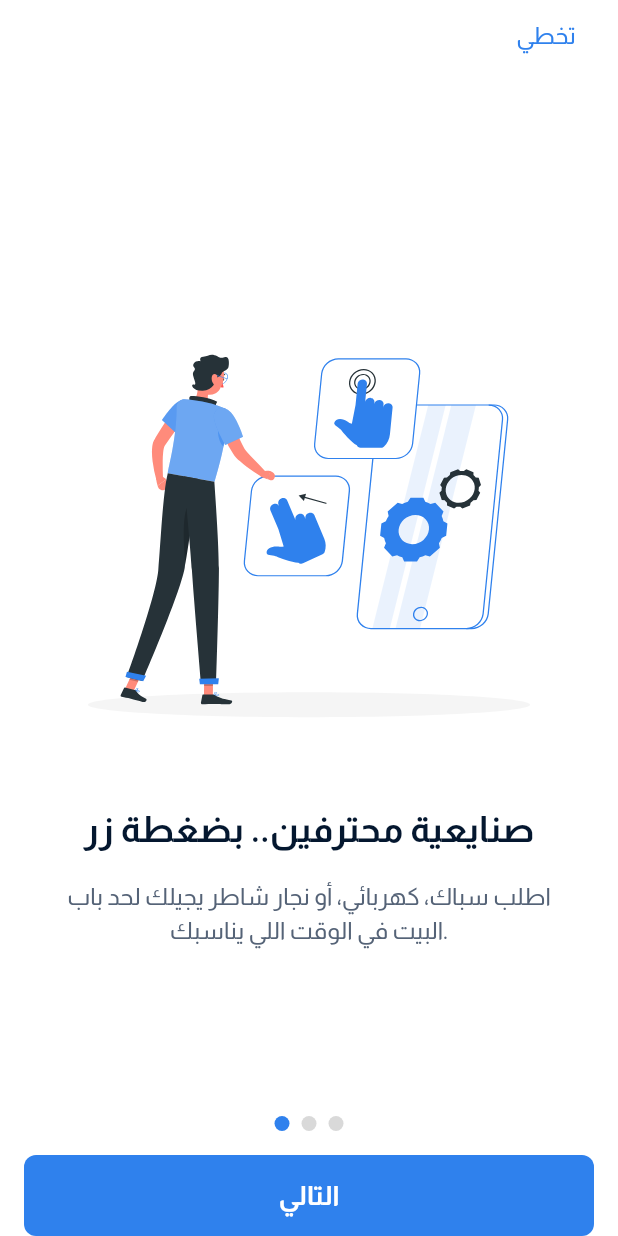
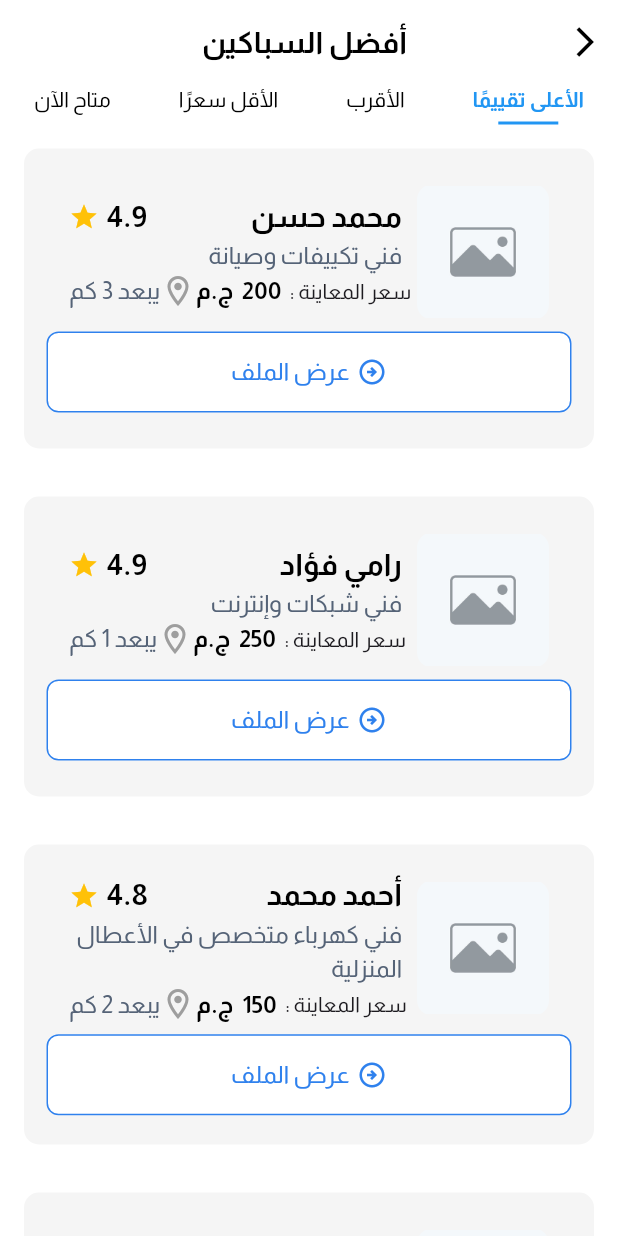
Before and after one commit to Makaruos-Emad/Herafy_App, a Flutter app: the screen it shows after launch, on a phone screen of 412 x 824 dp. Run offline on Flutter 3.47's test engine with Material 3 defaults, Android fonts, the phone set to English and light mode, and no system bars; our stand-ins replace flutter_bloc, flutter_svg, font_awesome_flutter, geolocator, image_picker, pinput and 1 more.

Commit message:
create select technicail screen

```diff
--- a/lib/core/routing/app_router.dart
+++ b/lib/core/routing/app_router.dart
@@ -1,4 +1,5 @@
 import 'package:flutter/material.dart';
+import 'package:flutter_bloc/flutter_bloc.dart';
 import 'package:herafy/features/auth/ui/allow_location_screen.dart';
 import 'package:herafy/features/auth/ui/complete_profile_screen.dart';
 import 'package:herafy/features/auth/ui/login_number_screen.dart';
@@ -7,6 +8,9 @@ import 'package:herafy/features/auth/ui/enter_code_screen.dart';
 import 'package:herafy/features/auth/ui/user_type_selection_screen.dart';
 import 'package:herafy/features/home/ui/home_client_screen.dart';
 import 'package:herafy/features/onboarding/ui/onboarding_screen.dart';
+import 'package:herafy/features/service_request/data/best_tech_model.dart';
+import 'package:herafy/features/service_request/logic/cubit/service_requist_cubit.dart';
+import 'package:herafy/features/service_request/ui/select_technician_screen.dart';
 
 class AppRouter {
   Route? generateRoute(RouteSettings settings) {
@@ -34,6 +38,13 @@ class AppRouter {
       case Routes.homeClientScreen:
         return MaterialPageRoute(builder: (_) => HomeClientScreen());
 
+      case Routes.selectTechnicianScreen:
+        return MaterialPageRoute(
+          builder: (_) => BlocProvider(
+            create: (context) => ServiceRequestCubit(bestTechnicals),
+            child: const SelectTechnicianScreen(),
+          ),
+        );
       default:
         return null;
     }
--- a/lib/core/routing/routes.dart
+++ b/lib/core/routing/routes.dart
@@ -6,4 +6,5 @@ class Routes {
   static const String completeProfileScreen = '/completeProfileScreen';
   static const String allowLocationScreen = '/allowLocationScreen';
   static const String homeClientScreen = 'homeClientScreen';
+  static const String selectTechnicianScreen = 'selectTechnicianScreen';
 }
--- a/lib/core/utils/app_images.dart
+++ b/lib/core/utils/app_images.dart
@@ -6,78 +6,73 @@ class Assets {
   /// assets/images/allow_location.svg
   static const String imagesAllowLocation = "assets/images/allow_location.svg";
 
+  /// Assets for imagesBestTech
+  /// assets/images/best_tech.png
+  static const String imagesBestTech = "assets/images/best_tech.png";
+
   /// Assets for imagesBottomNavigatoinBarIconsChat
   /// assets/images/bottom_navigatoin_bar_icons/chat.svg
-  static const String imagesBottomNavigatoinBarIconsChat =
-      "assets/images/bottom_navigatoin_bar_icons/chat.svg";
+  static const String imagesBottomNavigatoinBarIconsChat = "assets/images/bottom_navigatoin_bar_icons/chat.svg";
 
   /// Assets for imagesBottomNavigatoinBarIconsChatBlue
   /// assets/images/bottom_navigatoin_bar_icons/chat_blue.svg
-  static const String imagesBottomNavigatoinBarIconsChatBlue =
-      "assets/images/bottom_navigatoin_bar_icons/chat_blue.svg";
+  static const String imagesBottomNavigatoinBarIconsChatBlue = "assets/images/bottom_navigatoin_bar_icons/chat_blue.svg";
 
   /// Assets for imagesBottomNavigatoinBarIconsHome
   /// assets/images/bottom_navigatoin_bar_icons/home.svg
-  static const String imagesBottomNavigatoinBarIconsHome =
-      "assets/images/bottom_navigatoin_bar_icons/home.svg";
+  static const String imagesBottomNavigatoinBarIconsHome = "assets/images/bottom_navigatoin_bar_icons/home.svg";
 
   /// Assets for imagesBottomNavigatoinBarIconsHomeBlue
   /// assets/images/bottom_navigatoin_bar_icons/home_blue.svg
-  static const String imagesBottomNavigatoinBarIconsHomeBlue =
-      "assets/images/bottom_navigatoin_bar_icons/home_blue.svg";
+  static const String imagesBottomNavigatoinBarIconsHomeBlue = "assets/images/bottom_navigatoin_bar_icons/home_blue.svg";
 
   /// Assets for imagesBottomNavigatoinBarIconsList
   /// assets/images/bottom_navigatoin_bar_icons/list.svg
-  static const String imagesBottomNavigatoinBarIconsList =
-      "assets/images/bottom_navigatoin_bar_icons/list.svg";
+  static const String imagesBottomNavigatoinBarIconsList = "assets/images/bottom_navigatoin_bar_icons/list.svg";
 
   /// Assets for imagesBottomNavigatoinBarIconsListBlue
   /// assets/images/bottom_navigatoin_bar_icons/list_blue.svg
-  static const String imagesBottomNavigatoinBarIconsListBlue =
-      "assets/images/bottom_navigatoin_bar_icons/list_blue.svg";
+  static const String imagesBottomNavigatoinBarIconsListBlue = "assets/images/bottom_navigatoin_bar_icons/list_blue.svg";
 
   /// Assets for imagesBottomNavigatoinBarIconsUser
   /// assets/images/bottom_navigatoin_bar_icons/user.svg
-  static const String imagesBottomNavigatoinBarIconsUser =
-      "assets/images/bottom_navigatoin_bar_icons/user.svg";
+  static const String imagesBottomNavigatoinBarIconsUser = "assets/images/bottom_navigatoin_bar_icons/user.svg";
 
   /// Assets for imagesBottomNavigatoinBarIconsUserBlue
   /// assets/images/bottom_navigatoin_bar_icons/user_blue.svg
-  static const String imagesBottomNavigatoinBarIconsUserBlue =
-      "assets/images/bottom_navigatoin_bar_icons/user_blue.svg";
+  static const String imagesBottomNavigatoinBarIconsUserBlue = "assets/images/bottom_navigatoin_bar_icons/user_blue.svg";
 
   /// Assets for imagesLoginMobileNumber
   /// assets/images/loginMobileNumber.svg
-  static const String imagesLoginMobileNumber =
-      "assets/images/loginMobileNumber.svg";
+  static const String imagesLoginMobileNumber = "assets/images/loginMobileNumber.svg";
+
+  /// Assets for imagesMapPinIcon
+  /// assets/images/map_pin_icon.svg
+  static const String imagesMapPinIcon = "assets/images/map_pin_icon.svg";
 
   /// Assets for imagesNoImage
   /// assets/images/no_image.jpg
   static const String imagesNoImage = "assets/images/no_image.jpg";
 
-  /// Assets for imagesMapPinIcon
-  /// assets/images/map_pin_icon.svg
-  static const String imagesMapPinIcon = "assets/images/map_pin_icon.svg";
-
   /// Assets for imagesNotificationIcon
   /// assets/images/notification_icon.svg
-  static const String imagesNotificationIcon =
-      "assets/images/notification_icon.svg";
+  static const String imagesNotificationIcon = "assets/images/notification_icon.svg";
 
   /// Assets for imagesOnboardingImageOne
   /// assets/images/onboarding_image_one.svg
-  static const String imagesOnboardingImageOne =
-      "assets/images/onboarding_image_one.svg";
+  static const String imagesOnboardingImageOne = "assets/images/onboarding_image_one.svg";
 
   /// Assets for imagesOnboardingImageThree
   /// assets/images/onboarding_image_three.svg
-  static const String imagesOnboardingImageThree =
-      "assets/images/onboarding_image_three.svg";
+  static const String imagesOnboardingImageThree = "assets/images/onboarding_image_three.svg";
 
   /// Assets for imagesOnboardingImageTwo
   /// assets/images/onboarding_image_two.svg
-  static const String imagesOnboardingImageTwo =
-      "assets/images/onboarding_image_two.svg";
+  static const String imagesOnboardingImageTwo = "assets/images/onboarding_image_two.svg";
+
+  /// Assets for imagesSearchIcon
+  /// assets/images/search_icon.svg
+  static const String imagesSearchIcon = "assets/images/search_icon.svg";
 
   /// Assets for imagesSelectClient
   /// assets/images/select_client.png
@@ -87,10 +82,6 @@ class Assets {
   /// assets/images/select_tech.png
   static const String imagesSelectTech = "assets/images/select_tech.png";
 
-  /// Assets for imagesSearchIcon
-  /// assets/images/search_icon.svg
-  static const String imagesSearchIcon = "assets/images/search_icon.svg";
-
   /// Assets for imagesUserImage
   /// assets/images/user_image.jpeg
   static const String imagesUserImage = "assets/images/user_image.jpeg";
--- a/lib/core/widgets/custom_button.dart
+++ b/lib/core/widgets/custom_button.dart
@@ -6,18 +6,20 @@ class CustomButton extends StatelessWidget {
   const CustomButton({
     super.key,
     required this.onPressed,
-    required this.text,
+    this.text,
     this.backgroundColor,
     this.disabledBackgroundColor,
     this.textStyle,
     this.side,
+    this.child,
   });
   final VoidCallback? onPressed;
-  final String text;
+  final String? text;
   final Color? backgroundColor;
   final Color? disabledBackgroundColor;
   final TextStyle? textStyle;
   final BorderSide? side;
+  final Widget? child;
   @override
   Widget build(BuildContext context) {
     return SizedBox(
@@ -27,13 +29,12 @@ class CustomButton extends StatelessWidget {
         style: TextButton.styleFrom(
           shape: RoundedRectangleBorder(borderRadius: BorderRadius.circular(8)),
           side: side,
-          backgroundColor:
-              onPressed == null
-                  ? (disabledBackgroundColor ?? AppColors.lightGray)
-                  : (backgroundColor ?? AppColors.primaryColor),
+          backgroundColor: onPressed == null
+              ? (disabledBackgroundColor ?? AppColors.lightGray)
+              : (backgroundColor ?? AppColors.primaryColor),
         ),
         onPressed: onPressed,
-        child: Text(text, style: textStyle ?? AppTextStyles.semiBold16White),
+        child: child != null ? child! :Text(text!, style: textStyle ?? AppTextStyles.semiBold16White) ,
       ),
     );
   }
--- /dev/null
+++ b/lib/features/service_request/data/best_tech_model.dart
@@ -0,0 +1,157 @@
+class BestTechnicalModel {
+  String name;
+  String description;
+  String image;
+  double rating;
+  int distance;
+  int workingPrice;
+  bool isAvailable;
+
+  BestTechnicalModel({
+    required this.name,
+    required this.image,
+    required this.rating,
+    required this.description,
+    required this.distance,
+    required this.workingPrice,
+    required this.isAvailable,
+  });
+}
+
+List<BestTechnicalModel> bestTechnicals = [
+  BestTechnicalModel(
+    name: "أحمد محمد",
+    description: "فني كهرباء متخصص في الأعطال المنزلية",
+    image: "",
+    rating: 4.8,
+    distance: 2,
+    workingPrice: 150,
+    isAvailable: true,
+  ),
+  BestTechnicalModel(
+    name: "محمود علي",
+    description: "سباك محترف خبرة 10 سنين",
+    image: "",
+    rating: 4.6,
+    distance: 5,
+    workingPrice: 120,
+    isAvailable: false,
+  ),
+  BestTechnicalModel(
+    name: "محمد حسن",
+    description: "فني تكييفات وصيانة",
+    image: "",
+    rating: 4.9,
+    distance: 3,
+    workingPrice: 200,
+    isAvailable: true,
+  ),
+  BestTechnicalModel(
+    name: "عبدالله خالد",
+    description: "نجار أبواب وشبابيك",
+    image: "",
+    rating: 4.5,
+    distance: 4,
+    workingPrice: 180,
+    isAvailable: true,
+  ),
+  BestTechnicalModel(
+    name: "يوسف إبراهيم",
+    description: "فني دهانات وتشطيبات",
+    image: "",
+    rating: 4.7,
+    distance: 6,
+    workingPrice: 170,
+    isAvailable: true,
+  ),
+  BestTechnicalModel(
+    name: "حسام الدين",
+    description: "فني سيراميك وبلاط",
+    image: "",
+    rating: 4.4,
+    distance: 7,
+    workingPrice: 140,
+    isAvailable: false,
+  ),
+  BestTechnicalModel(
+    name: "إبراهيم أحمد",
+    description: "فني صيانة غسالات وثلاجات",
+    image: "",
+    rating: 4.8,
+    distance: 3,
+    workingPrice: 160,
+    isAvailable: true,
+  ),
+  BestTechnicalModel(
+    name: "كريم عادل",
+    description: "فني كاميرات مراقبة",
+    image: "",
+    rating: 4.6,
+    distance: 2,
+    workingPrice: 220,
+    isAvailable: true,
+  ),
+  BestTechnicalModel(
+    name: "أحمد سامي",
+    description: "فني دش وتركيب قنوات",
+    image: "",
+    rating: 4.3,
+    distance: 5,
+    workingPrice: 100,
+    isAvailable: false,
+  ),
+  BestTechnicalModel(
+    name: "رامي فؤاد",
+    description: "فني شبكات وإنترنت",
+    image: "",
+    rating: 4.9,
+    distance: 1,
+    workingPrice: 250,
+    isAvailable: true,
+  ),
+  BestTechnicalModel(
+    name: "سيد مصطفى",
+    description: "فني حدادة وأعمال معدنية",
+    image: "",
+    rating: 4.2,
+    distance: 8,
+    workingPrice: 190,
+    isAvailable: false,
+  ),
+  BestTechnicalModel(
+    name: "علي حسين",
+    description: "فني أجهزة كهربائية منزلية",
+    image: "",
+    rating: 4.7,
+    distance: 4,
+    workingPrice: 130,
+    isAvailable: true,
+  ),
+  BestTechnicalModel(
+    name: "مصطفى جابر",
+    description: "فني تركيب مطابخ",
+    image: "",
+    rating: 4.5,
+    distance: 6,
+    workingPrice: 210,
+    isAvailable: true,
+  ),
+  BestTechnicalModel(
+    name: "خالد يوسف",
+    description: "فني جبس بورد وديكور",
+    image: "",
+    rating: 4.8,
+    distance: 3,
+    workingPrice: 230,
+    isAvailable: false,
+  ),
+  BestTechnicalModel(
+    name: "طارق محمود",
+    description: "فني صيانة أجهزة التبريد",
+    image: "",
+    rating: 4.6,
+    distance: 2,
+    workingPrice: 180,
+    isAvailable: true,
+  ),
+];
--- /dev/null
+++ b/lib/features/service_request/data/sorted_type_tech.dart
@@ -0,0 +1,13 @@
+enum SortType {
+  topRated,
+  nearest,
+  lowestPrice,
+  availableNow,
+}
+
+class SortItem {
+  final String title;
+  final SortType type;
+
+  SortItem({required this.title, required this.type});
+}
--- /dev/null
+++ b/lib/features/service_request/logic/cubit/service_requist_cubit.dart
@@ -0,0 +1,54 @@
+import 'package:flutter_bloc/flutter_bloc.dart';
+import 'package:herafy/features/service_request/data/best_tech_model.dart';
+import 'package:herafy/features/service_request/data/sorted_type_tech.dart';
+import 'package:herafy/features/service_request/logic/cubit/service_requist_state.dart';
+
+class ServiceRequestCubit extends Cubit<ServiceRequestState> {
+  ServiceRequestCubit(List<BestTechnicalModel> initialList)
+      : _allTechnicians = List.from(initialList),
+        super(ServiceRequestState(
+          selectedSort: SortType.topRated,
+          technicians: _sortTechnicians(
+            technicians: initialList,
+            sortType: SortType.topRated,
+          ),
+        ));
+
+  final List<BestTechnicalModel> _allTechnicians;
+
+  void changeSort(SortType type) {
+    final updatedList = _sortTechnicians(
+      technicians: _allTechnicians,
+      sortType: type,
+    );
+
+    emit(state.copyWith(
+      selectedSort: type,
+      technicians: updatedList,
+    ));
+  }
+
+  static List<BestTechnicalModel> _sortTechnicians({
+    required List<BestTechnicalModel> technicians,
+    required SortType sortType,
+  }) {
+    final updatedList = List<BestTechnicalModel>.from(technicians);
+
+    switch (sortType) {
+      case SortType.topRated:
+        updatedList.sort((a, b) => b.rating.compareTo(a.rating));
+        return updatedList;
+
+      case SortType.nearest:
+        updatedList.sort((a, b) => a.distance.compareTo(b.distance));
+        return updatedList;
+
+      case SortType.lowestPrice:
+        updatedList.sort((a, b) => a.workingPrice.compareTo(b.workingPrice));
+        return updatedList;
+
+      case SortType.availableNow:
+        return updatedList.where((t) => t.isAvailable).toList();
+    }
+  }
+}
--- /dev/null
+++ b/lib/features/service_request/logic/cubit/service_requist_state.dart
@@ -0,0 +1,22 @@
+import 'package:herafy/features/service_request/data/best_tech_model.dart';
+import 'package:herafy/features/service_request/data/sorted_type_tech.dart';
+
+class ServiceRequestState {
+  final SortType selectedSort;
+  final List<BestTechnicalModel> technicians;
+
+  ServiceRequestState({
+    required this.selectedSort,
+    required this.technicians,
+  });
+
+  ServiceRequestState copyWith({
+    SortType? selectedSort,
+    List<BestTechnicalModel>? technicians,
+  }) {
+    return ServiceRequestState(
+      selectedSort: selectedSort ?? this.selectedSort,
+      technicians: technicians ?? this.technicians,
+    );
+  }
+}
--- /dev/null
+++ b/lib/features/service_request/ui/select_technician_screen.dart
@@ -0,0 +1,15 @@
+import 'package:flutter/material.dart';
+import 'package:herafy/core/widgets/custom_app_bar.dart';
+import 'package:herafy/features/service_request/widget/select_tech_screen_body.dart';
+
+class SelectTechnicianScreen extends StatelessWidget {
+  const SelectTechnicianScreen({super.key});
+
+  @override
+  Widget build(BuildContext context) {
+    return Scaffold(
+      appBar: CustomAppBar(title: "أفضل السباكين"),
+      body: SelectTechnicialBody(),
+    );
+  }
+}
--- /dev/null
+++ b/lib/features/service_request/widget/best_tech_items.dart
@@ -0,0 +1,120 @@
+import 'package:flutter/material.dart';
+import 'package:herafy/core/theme/app_colors.dart';
+import 'package:herafy/core/theme/app_text_styles.dart';
+import 'package:herafy/core/utils/app_constants.dart';
+import 'package:herafy/core/utils/app_images.dart';
+import 'package:herafy/core/widgets/custom_button.dart';
+import 'package:herafy/features/service_request/data/best_tech_model.dart';
+
+class BestTechItems extends StatelessWidget {
+  const BestTechItems({super.key, required this.bestTechnical});
+  final BestTechnicalModel bestTechnical;
+
+  @override
+  Widget build(BuildContext context) {
+    return Padding(
+      padding: const EdgeInsets.all(kHorizontalPadding),
+      child: Container(
+        width: double.infinity,
+        decoration: BoxDecoration(
+          borderRadius: BorderRadius.circular(10),
+          color: Colors.grey.shade100,
+        ),
+        height: 200,
+        child: Column(
+          mainAxisAlignment: MainAxisAlignment.center,
+          children: [
+            Padding(
+              padding: const EdgeInsets.only(right: 30, left: 30),
+              child: Row(
+                mainAxisAlignment: MainAxisAlignment.center,
+                children: [
+                  ClipRRect(
+                    borderRadius: BorderRadius.circular(10),
+                    child: Image.asset(
+                      Assets.imagesNoImage,
+                      height: 90,
+                      width: 88,
+                    ),
+                  ),
+                  const SizedBox(width: 10),
+                  Expanded(
+                    child: Column(
+                      crossAxisAlignment: CrossAxisAlignment.start,
+                      children: [
+                        Row(
+                          children: [
+                            Text(
+                              bestTechnical.name,
+                              style: AppTextStyles.semiBold20Black,
+                            ),
+                            const Spacer(),
+                            Text(
+                              bestTechnical.rating.toStringAsFixed(1),
+                              style: AppTextStyles.semiBold20Black,
+                            ),
+                            const SizedBox(width: 5),
+                            Icon(Icons.star, color: Colors.amber, size: 20),
+                          ],
+                        ),
+                        Text(
+                          bestTechnical.description,
+                          style: AppTextStyles.regular16GrayBlue,
+                        ),
+                        Row(
+                          children: [
+                            Text("سعر المعاينة : "),
+                            Text(
+                              " ${bestTechnical.workingPrice}  ج.م",
+                              style: AppTextStyles.semiBold20Black.copyWith(
+                                fontSize: 16,
+                              ),
+                            ),
+                            Spacer(),
+                            Icon(
+                              Icons.location_on_outlined,
+                              color: Colors.grey,
+                            ),
+                            Text(
+                              "يبعد ${bestTechnical.distance} كم",
+                              style: AppTextStyles.regular16GrayBlue,
+                            ),
+                          ],
+                        ),
+                      ],
+                    ),
+                  ),
+                ],
+              ),
+            ),
+            SizedBox(height: 8),
+            SizedBox(
+              width: 350,
+              child: CustomButton(
+                onPressed: () {},
+                textStyle: AppTextStyles.regular16PrimaryColor,
+                side: const BorderSide(color: AppColors.primaryColor),
+                backgroundColor: Colors.white,
+                child: Row(
+                  mainAxisAlignment: MainAxisAlignment.center,
+                  children: [
+                    Icon(
+                      Icons.arrow_circle_right_outlined,
+                      color: AppColors.primaryColor,
+                      size: 20,
+                    ),
+                    const SizedBox(width: 5),
+                    Text(
+                      "عرض الملف",
+                      style: AppTextStyles.regular16PrimaryColor,
+                    ),
+                  ],
+                ),
+              ),
+            ),
+          ],
+        ),
+      ),
+    );
+  }
+}
--- /dev/null
+++ b/lib/features/service_request/widget/select_tech_screen_body.dart
@@ -0,0 +1,77 @@
+import 'package:flutter/material.dart';
+import 'package:flutter_bloc/flutter_bloc.dart';
+import 'package:herafy/features/service_request/data/sorted_type_tech.dart';
+import 'package:herafy/features/service_request/logic/cubit/service_requist_cubit.dart';
+import 'package:herafy/features/service_request/logic/cubit/service_requist_state.dart';
+import 'package:herafy/features/service_request/widget/best_tech_items.dart';
+
+
+
+class SelectTechnicialBody extends StatelessWidget {
+  const SelectTechnicialBody({
+    super.key,
+  });
+
+  @override
+  Widget build(BuildContext context) {
+    return BlocBuilder<ServiceRequestCubit, ServiceRequestState>(
+      builder: (context, state) {
+        final cubit = context.read<ServiceRequestCubit>();
+
+        final items = [
+          SortItem(title: "الأعلى تقييمًا", type: SortType.topRated),
+          SortItem(title: "الأقرب", type: SortType.nearest),
+          SortItem(title: "الأقل سعرًا", type: SortType.lowestPrice),
+          SortItem(title: "متاح الآن", type: SortType.availableNow),
+        ];
+
+        return Column(
+          children: [
+            Row(
+              mainAxisAlignment: MainAxisAlignment.spaceAround,
+              children: items.map((item) {
+                final isSelected = state.selectedSort == item.type;
+
+                return GestureDetector(
+                  onTap: () {
+                    cubit.changeSort(item.type);
+                  },
+                  child: Column(
+                    children: [
+                      Text(
+                        item.title,
+                        style: TextStyle(
+                          color: isSelected ? Colors.blue : Colors.black,
+                          fontWeight: isSelected
+                              ? FontWeight.bold
+                              : FontWeight.normal,
+                        ),
+                      ),
+                      SizedBox(height: 5),
+                      AnimatedContainer(
+                        duration: Duration(milliseconds: 300),
+                        height: 2,
+                        width: isSelected ? 40 : 0,
+                        color: Colors.blue,
+                      ),
+                    ],
+                  ),
+                );
+              }).toList(),
+            ),
+            Expanded(
+              child: ListView.builder(
+                itemCount: state.technicians.length,
+                itemBuilder: (context, index) {
+                  return BestTechItems(
+                    bestTechnical: state.technicians[index],
+                  );
+                },
+              ),
+            ),
+          ],
+        );
+      },
+    );
+  }
+}
--- a/lib/herafy_app.dart
+++ b/lib/herafy_app.dart
@@ -30,7 +30,7 @@ class HerafyApp extends StatelessWidget {
           // primaryColor: AppColors.primaryColor,
           appBarTheme: AppBarTheme(backgroundColor: Colors.white, elevation: 0),
         ),
-        initialRoute: navigateToInitialRoute(),
+        initialRoute: Routes.selectTechnicianScreen,
         onGenerateRoute: appRouter.generateRoute,
       ),
     );
```
Also changed, not shown: assets/images/best_tech.png (added).
